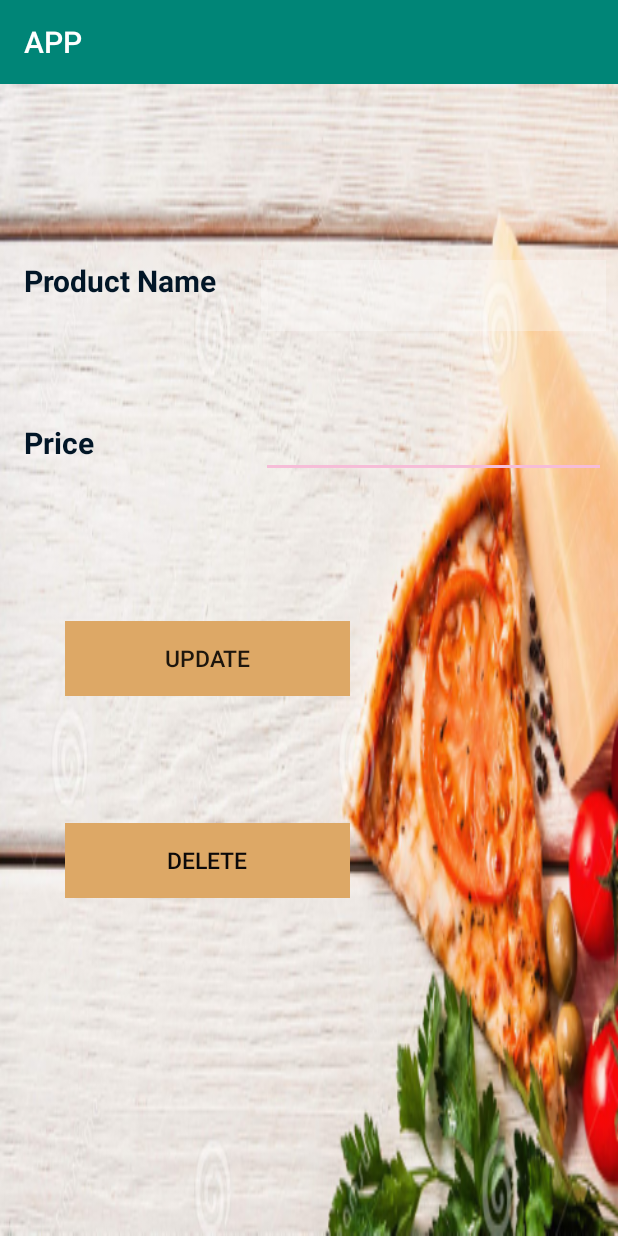
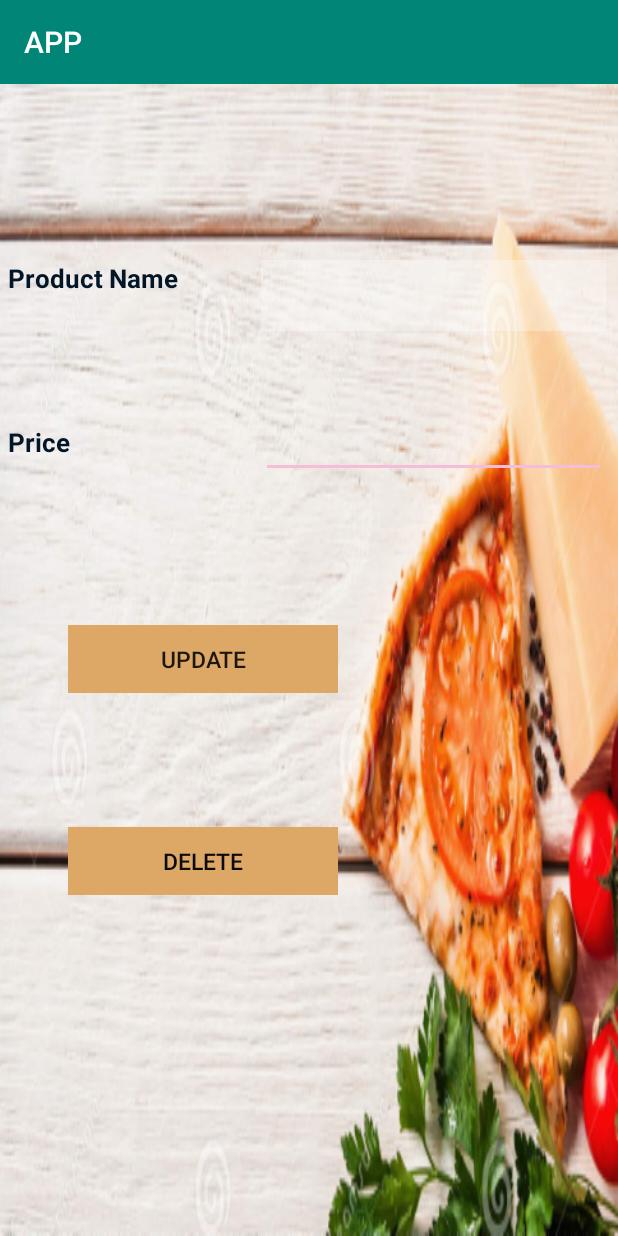
Before and after one commit to vidushaNasome/APP, an Android app: the AdminUpdate screen opened directly, with no data from a screen before it, on a phone screen of 412 x 824 dp. Run offline under Robolectric (Android 15) with nearby library versions, the light colour scheme and no system bars; our stand-ins replace Firebase (no records; nobody signed in at launch, a user with empty details on screens opened directly).

Commit message:
Merge branch 'New' of https://github.com/vidushaNasome/APP into New
# Conflicts:
#	app/google-services.json

```diff
--- a/app/src/main/res/layout/activity_admin_update.xml
+++ b/app/src/main/res/layout/activity_admin_update.xml
@@ -9,8 +9,8 @@
 
     <Button
         android:id="@+id/btnUpdate"
-        android:layout_width="190dp"
-        android:layout_height="50dp"
+        android:layout_width="180dp"
+        android:layout_height="45dp"
         android:layout_marginStart="8dp"
         android:layout_marginLeft="8dp"
         android:layout_marginTop="8dp"
@@ -29,8 +29,8 @@
 
     <Button
         android:id="@+id/btnDelete"
-        android:layout_width="190dp"
-        android:layout_height="50dp"
+        android:layout_width="180dp"
+        android:layout_height="45dp"
         android:layout_marginStart="8dp"
         android:layout_marginLeft="8dp"
         android:layout_marginTop="8dp"
@@ -52,8 +52,6 @@
         android:id="@+id/pprice"
         android:layout_width="230dp"
         android:layout_height="47dp"
-        android:layout_marginStart="8dp"
-        android:layout_marginLeft="8dp"
         android:layout_marginTop="8dp"
         android:layout_marginEnd="8dp"
         android:layout_marginRight="8dp"
@@ -61,7 +59,7 @@
         android:ems="10"
         android:inputType="textPersonName"
         android:textColor="#1225A5"
-        android:textSize="20dp"
+        android:textSize="17dp"
         app:layout_constraintBottom_toBottomOf="parent"
         app:layout_constraintEnd_toEndOf="parent"
         app:layout_constraintHorizontal_bias="1.0"
@@ -73,9 +71,7 @@
         android:id="@+id/Pname"
         android:layout_width="230dp"
         android:layout_height="47dp"
-        android:layout_marginStart="8dp"
 
-        android:layout_marginLeft="8dp"
         android:layout_marginTop="8dp"
         android:layout_marginEnd="8dp"
         android:layout_marginRight="8dp"
@@ -83,7 +79,7 @@
         android:background="#55FCFBFB"
         android:singleLine="false"
         android:textColor="#1225A5"
-        android:textSize="20dp"
+        android:textSize="17dp"
 
         app:layout_constraintBottom_toBottomOf="parent"
         app:layout_constraintEnd_toEndOf="parent"
@@ -96,34 +92,34 @@
         android:id="@+id/textView23"
         android:layout_width="139dp"
         android:layout_height="44dp"
-        android:layout_marginStart="8dp"
-        android:layout_marginLeft="8dp"
+        android:layout_marginStart="5dp"
+        android:layout_marginLeft="5dp"
         android:layout_marginEnd="8dp"
         android:layout_marginRight="8dp"
         android:text="@string/name"
         android:textColor="#021627"
-        android:textSize="20dp"
+        android:textSize="17dp"
         android:textStyle="bold"
         app:layout_constraintBaseline_toBaselineOf="@+id/Pname"
         app:layout_constraintEnd_toEndOf="@+id/Pname"
-        app:layout_constraintHorizontal_bias="0.032"
+        app:layout_constraintHorizontal_bias="0.0"
         app:layout_constraintStart_toStartOf="parent" />
 
     <TextView
         android:id="@+id/textView24"
         android:layout_width="139dp"
         android:layout_height="44dp"
-        android:layout_marginStart="8dp"
-        android:layout_marginLeft="8dp"
+        android:layout_marginStart="5dp"
+        android:layout_marginLeft="5dp"
         android:layout_marginEnd="8dp"
         android:layout_marginRight="8dp"
         android:text="@string/price"
         android:textColor="#021627"
-        android:textSize="20dp"
+        android:textSize="17dp"
         android:textStyle="bold"
         app:layout_constraintBaseline_toBaselineOf="@+id/pprice"
         app:layout_constraintEnd_toEndOf="@+id/pprice"
-        app:layout_constraintHorizontal_bias="0.032"
+        app:layout_constraintHorizontal_bias="0.0"
         app:layout_constraintStart_toStartOf="parent" />
 
 </androidx.constraintlayout.widget.ConstraintLayout>
```
Also changed, not shown: app/src/main/res/layout/activity_product_details.xml (+16 -16 lines), app/src/main/res/layout/activity_show_products.xml (+14 -8 lines).
